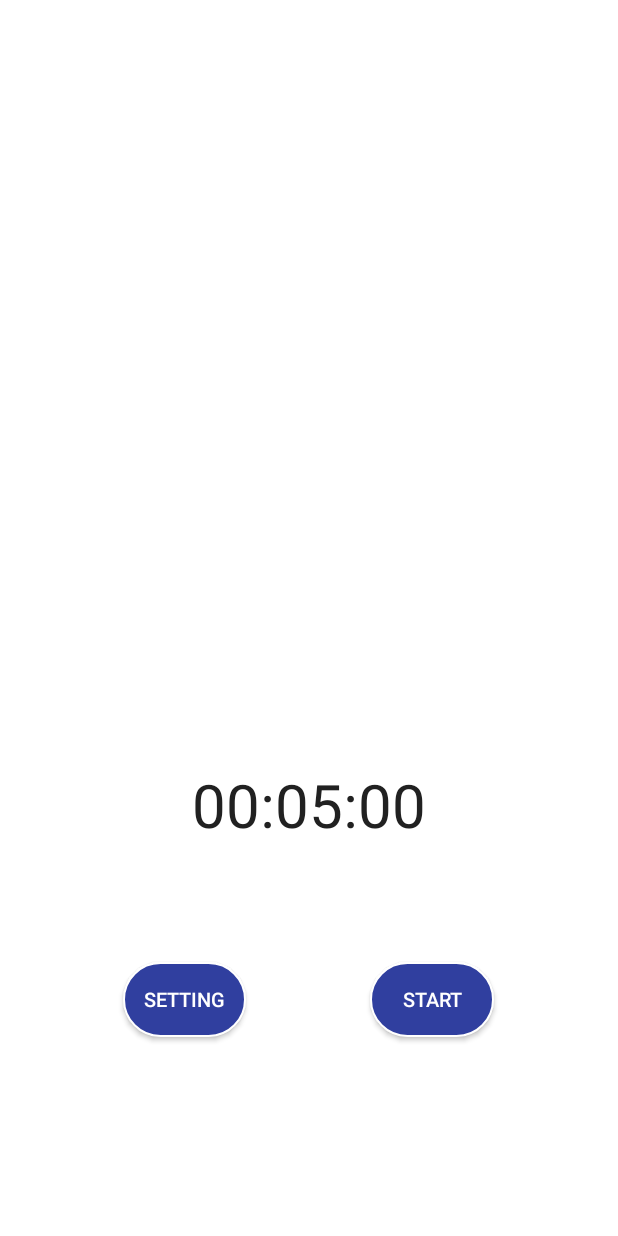
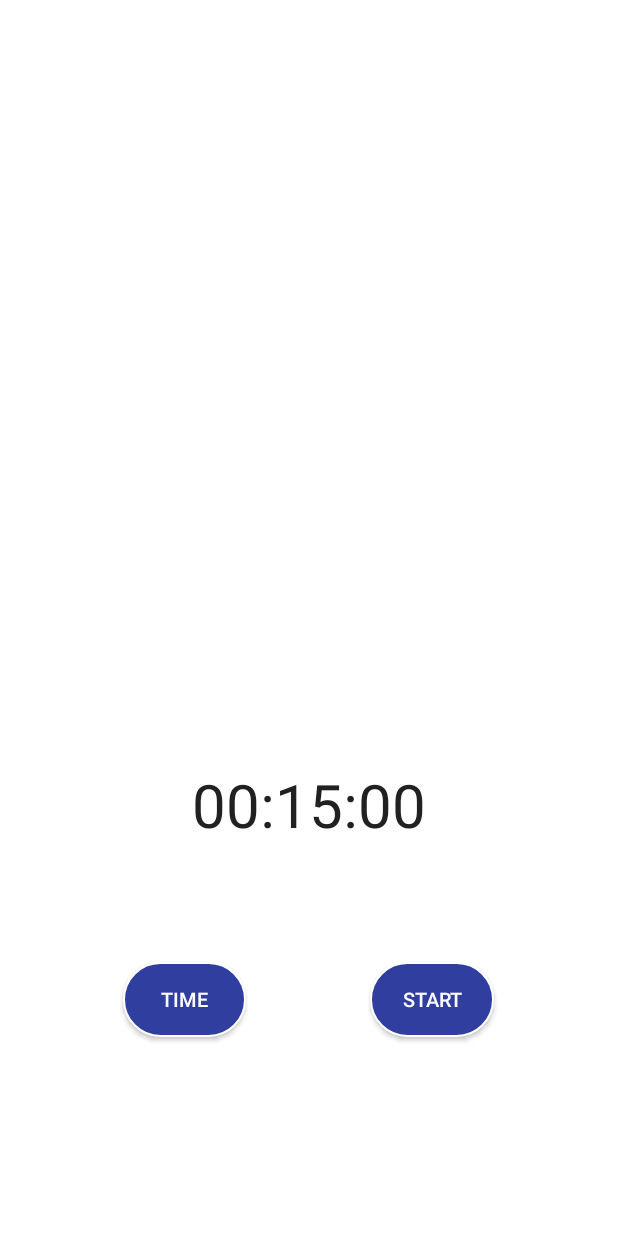
Before and after one commit to thirry/Fubiz, an Android app: the CountdownActivity screen opened directly, with no data from a screen before it, on a phone screen of 412 x 824 dp. Run offline under Robolectric (Android 15) with nearby library versions, the phone set to English and light mode, and no system bars; our stand-ins replace ButterKnife.

Commit message:
finished countdown page

```diff
--- a/app/src/main/java/com/ev/gone/fubiz/Views/CountdownActivity.java
+++ b/app/src/main/java/com/ev/gone/fubiz/Views/CountdownActivity.java
@@ -110,8 +110,6 @@ public class CountdownActivity extends AppCompatActivity {
 
 
 
-
-
     private void startCountDownTimer() {
 
         smoothAnimation = ObjectAnimator.ofInt(progressBarCircle, "progress", progressBarCircle.getProgress(), progressBarCircle.getMax());
@@ -172,6 +170,6 @@ public class CountdownActivity extends AppCompatActivity {
     private void setTimerValues() {
         Intent intent = getIntent();
         // assigning values after converting to milliseconds
-        timeCountInMilliSeconds = intent.getLongExtra("minutes", 5) * 60 * 1000;
+        timeCountInMilliSeconds = intent.getLongExtra("minutes", 15) * 60 * 1000;
     }
 }
--- a/app/src/main/res/layout/activity_countdown.xml
+++ b/app/src/main/res/layout/activity_countdown.xml
@@ -87,7 +87,7 @@
             android:layout_width= "0dp"
             android:layout_height="50dp"
             android:layout_weight="1"
-            android:text="Setting"
+            android:text="Time"
             android:textSize="13dp"
             android:layout_gravity="center"
             android:textColor="@color/white"
```
